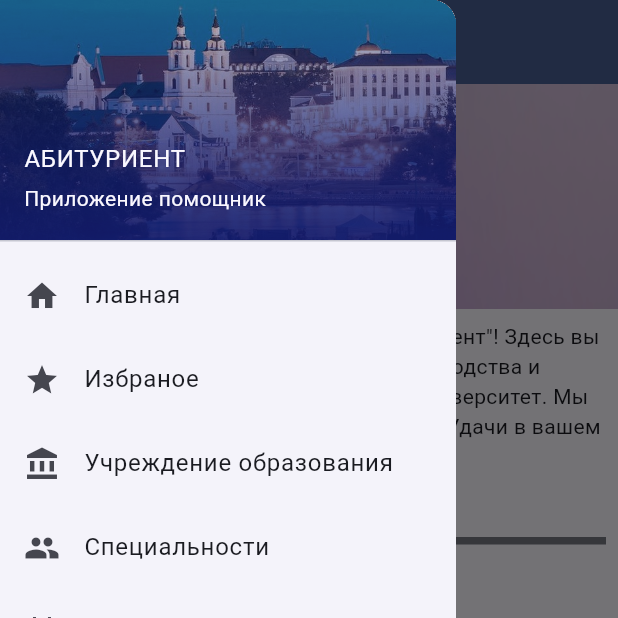
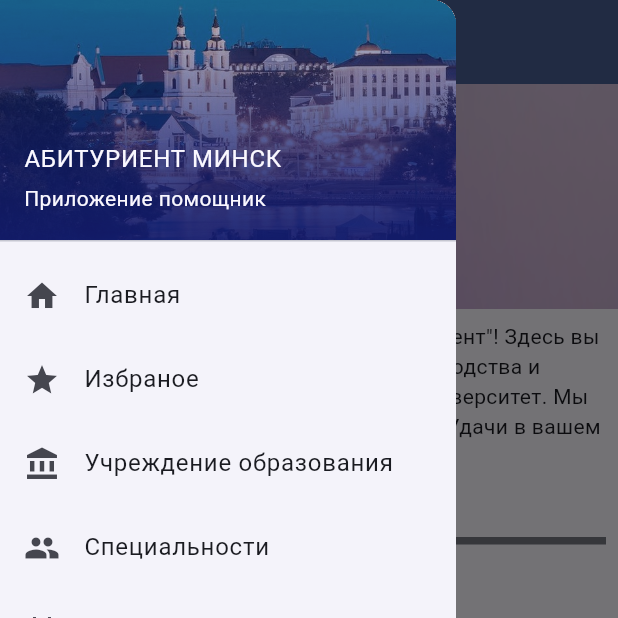
Before and after one commit to DionisiuBrovka/edu_prof_app_flutter, a Flutter app: the screen it shows after launch, with the side drawer open, on a phone screen of 412 x 824 dp, the top half of it. Run offline on Flutter 3.47's test engine with Material 3 defaults, Android fonts, the phone set to English and light mode, and no system bars; drawn by our look-alikes of flutter_markdown; our stand-ins replace carousel_slider, flutter_map, font_awesome_flutter, latlong2, table_calendar, webview_flutter; missing offline and left inert: flutter_map_animations, flutter_map_cancellable_tile_provider.

Commit message:
Add some style ✨

```diff
--- a/lib/elements/NavBar.dart
+++ b/lib/elements/NavBar.dart
@@ -25,7 +25,7 @@
         padding: EdgeInsets.zero,
         children: <Widget>[
           const UserAccountsDrawerHeader(
-            accountName: Text('АБИТУРИЕНТ'),
+            accountName: Text('АБИТУРИЕНТ МИНСК'),
             accountEmail: Text("Приложение помощник"),
             decoration: BoxDecoration(
                 image: DecorationImage(
@@ -155,7 +155,7 @@
             onTap: () => {
               showAboutDialog(
                   context: context,
-                  applicationName: 'Абитуриент',
+                  applicationName: 'Абитуриент Минск',
                   applicationVersion: '0.0.1a',
                   children: [const Text('разработал: Бровка Д.С.')],
                   applicationIcon: const Icon(Icons.ads_click_rounded))
--- a/lib/models/Specialty.dart
+++ b/lib/models/Specialty.dart
@@ -58,7 +58,7 @@
             fontFamily: 'FontAwesomeSolid',
             fontPackage: 'font_awesome_flutter');
       } else {
-        return const IconData(0xf501,
+        return IconData(value,
             fontFamily: 'FontAwesomeSolid',
             fontPackage: 'font_awesome_flutter');
       }
```
Also changed, not shown: pubspec.yaml (+18 -0 lines), assets/icon/icon.png (added), pubspec.lock, 42 other files.
